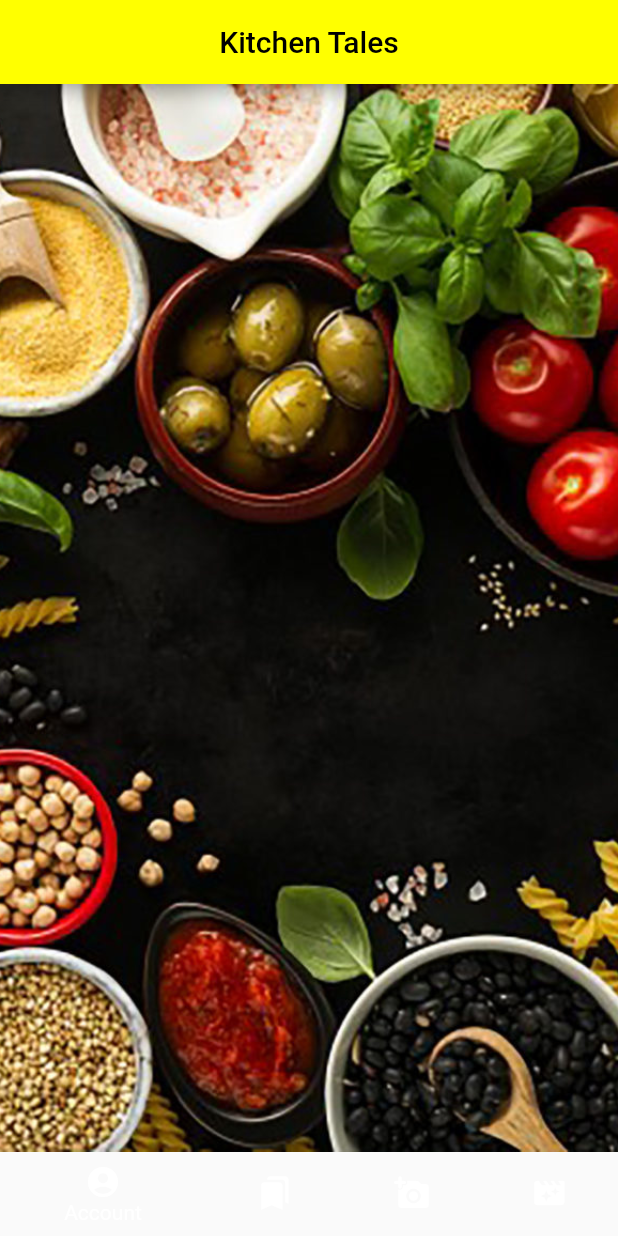
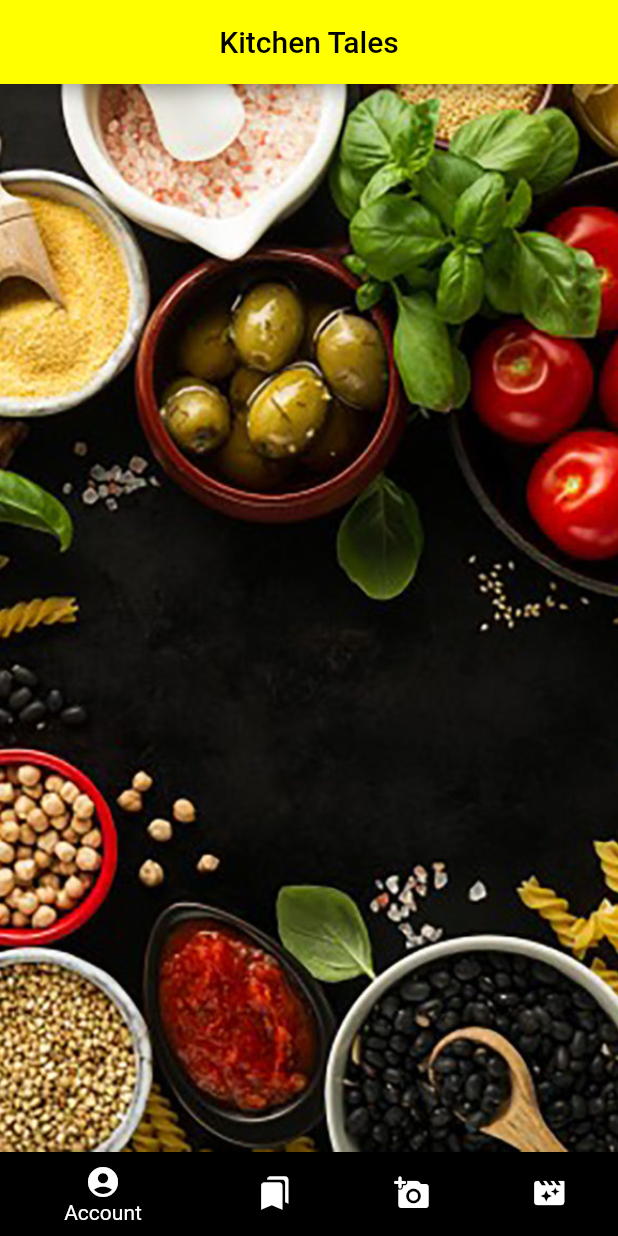
Before and after one commit to rajeshgayathri2003/Hackathon, a Flutter app: the screen it shows after launch, on a phone screen of 412 x 824 dp. Run offline on Flutter 3.47's test engine with Material 2 defaults, Android fonts, the phone set to English and light mode, and no system bars; our stand-ins replace image_picker, youtube_player_flutter.

Commit message:
Linking Nav bar to different pages

```diff
--- a/kitchen_tales/lib/main.dart
+++ b/kitchen_tales/lib/main.dart
@@ -1,9 +1,82 @@
 import 'package:flutter/material.dart';
-
-import 'ui/home.dart';
+import 'ui/youtube.dart' as yt;
+import 'ui/posts.dart';
+//import 'ui/home.dart';
 
 void main() {
   runApp(new MaterialApp(
     home: kitchen_tales(),
   ));
 }
+
+class kitchen_tales extends StatelessWidget {
+  @override
+  Widget build(BuildContext context) {
+    return MaterialApp(
+      title: 'Kitchen Tales',
+      home: MyHomePage(
+        title: 'Kitchen Tales',
+      ),
+    );
+  }
+}
+
+class MyHomePage extends StatefulWidget {
+  MyHomePage({Key key, this.title}) : super(key: key);
+  final String title;
+  @override
+  _MyHomePageState createState() => _MyHomePageState();
+}
+
+class _MyHomePageState extends State<MyHomePage> {
+  int _currentIndex = 0;
+  final tabs = [
+    Container(
+      constraints: BoxConstraints.expand(),
+      decoration: BoxDecoration(
+          image: DecorationImage(
+              image: AssetImage("images/background.png"), fit: BoxFit.cover)),
+    ),
+    Center(child: Text('Recipes')),
+    post(),
+    yt.player()
+  ];
+  Widget build(BuildContext context) {
+    return Scaffold(
+        appBar: AppBar(
+          title: Text("Kitchen Tales", style: TextStyle(color: Colors.black)),
+          centerTitle: true,
+          backgroundColor: Colors.yellowAccent,
+          // actions: [
+          //   IconButton(icon: Icon(Icons.add_a_photo_sharp), onPressed: null)
+          // ],
+        ),
+        bottomNavigationBar: BottomNavigationBar(
+          currentIndex: _currentIndex,
+          items: [
+            BottomNavigationBarItem(
+                backgroundColor: Colors.black,
+                icon: Icon(Icons.account_circle),
+                title: Text("Account")),
+            BottomNavigationBarItem(
+                backgroundColor: Colors.black,
+                icon: Icon(Icons.bookmarks),
+                title: Text("Recipes")),
+            BottomNavigationBarItem(
+                backgroundColor: Colors.black,
+                icon: Icon(Icons.add_a_photo_rounded),
+                title: Text("Posts")),
+            BottomNavigationBarItem(
+                backgroundColor: Colors.black,
+                icon: Icon(Icons.movie_filter_rounded),
+                title: Text('Videos')),
+          ],
+          onTap: (index) {
+            setState(() {
+              _currentIndex = index;
+            });
+          },
+        ),
+        body: tabs[_currentIndex]);
+  }
+}
--- a/kitchen_tales/lib/ui/home.dart
+++ b/kitchen_tales/lib/ui/home.dart
@@ -22,6 +22,21 @@ class MyHomePage extends StatefulWidget {
 
 class _MyHomePageState extends State<MyHomePage> {
   int _currentIndex = 0;
+  final tabs = [
+    Container(
+      constraints: BoxConstraints.expand(),
+      decoration: BoxDecoration(
+          image: DecorationImage(
+              image: AssetImage("images/background.png"), fit: BoxFit.cover)),
+    ),
+    Center(child: Text('Recipes')),
+    Center(
+      child: Text('Posts'),
+    ),
+    Center(
+      child: Text('Youtube'),
+    )
+  ];
   Widget build(BuildContext context) {
     return Scaffold(
         appBar: AppBar(
@@ -36,13 +51,21 @@ class _MyHomePageState extends State<MyHomePage> {
           currentIndex: _currentIndex,
           items: [
             BottomNavigationBarItem(
-              icon: Icon(Icons.account_circle), title: Text("Account")),
+                backgroundColor: Colors.black,
+                icon: Icon(Icons.account_circle),
+                title: Text("Account")),
             BottomNavigationBarItem(
-              icon: Icon(Icons.bookmarks), title: Text("Recipes")),
+                backgroundColor: Colors.black,
+                icon: Icon(Icons.bookmarks),
+                title: Text("Recipes")),
             BottomNavigationBarItem(
-              icon: Icon(Icons.add_a_photo_rounded), title: Text("Posts")),
+                backgroundColor: Colors.black,
+                icon: Icon(Icons.add_a_photo_rounded),
+                title: Text("Posts")),
             BottomNavigationBarItem(
-              icon: Icon(Icons.movie_filter_rounded), title: Text('Videos')),
+                backgroundColor: Colors.black,
+                icon: Icon(Icons.movie_filter_rounded),
+                title: Text('Videos')),
           ],
           onTap: (index) {
             setState(() {
@@ -50,12 +73,6 @@ class _MyHomePageState extends State<MyHomePage> {
             });
           },
         ),
-      body: Container(
-        constraints: BoxConstraints.expand(),
-        decoration: BoxDecoration(
-            image: DecorationImage(
-                image: AssetImage("images/background.png"), fit: BoxFit.cover)),
-      ),
-    );
+        body: tabs[_currentIndex]);
   }
 }
```
Also changed, not shown: kitchen_tales/lib/ui/posts.dart (+26 -2 lines), kitchen_tales/lib/ui/youtube.dart (+36 -0 lines). Lines whose indentation alone changed are shown as unchanged.
